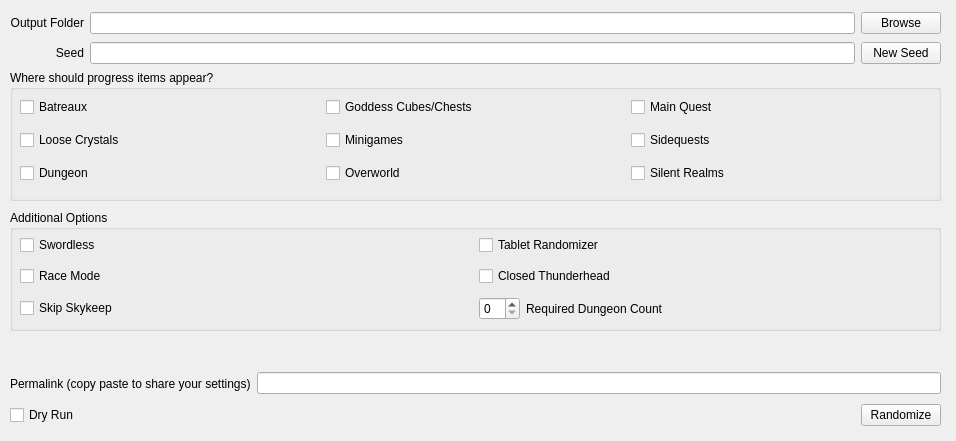
Qt form randogui.ui (ssrando/ssrando) before a commit.
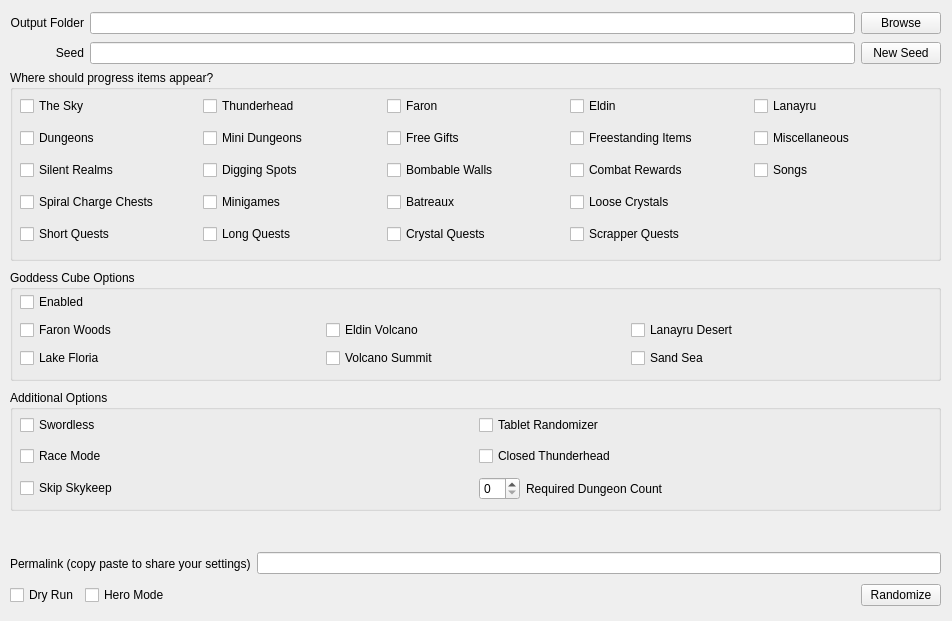
The same form after that commit.

Commit message: new check setup (ui only)

```diff
--- a/randogui.ui
+++ b/randogui.ui
@@ -6,8 +6,8 @@
    <rect>
     <x>0</x>
     <y>0</y>
-    <width>956</width>
-    <height>441</height>
+    <width>952</width>
+    <height>621</height>
    </rect>
   </property>
   <property name="sizePolicy">
@@ -93,7 +93,7 @@
       <x>10</x>
       <y>70</y>
       <width>931</width>
-      <height>131</height>
+      <height>191</height>
      </rect>
     </property>
     <property name="title">
@@ -105,46 +105,123 @@
        <x>10</x>
        <y>20</y>
        <width>911</width>
-       <height>101</height>
+       <height>161</height>
       </rect>
      </property>
      <layout class="QGridLayout" name="gridLayout_3">
-      <item row="0" column="1">
-       <widget class="QCheckBox" name="progression_goddess">
-        <property name="text">
-         <string>Goddess Cubes/Chests</string>
-        </property>
-       </widget>
-      </item>
-      <item row="1" column="0">
-       <widget class="QCheckBox" name="progression_crystal">
-        <property name="text">
-         <string>Loose Crystals</string>
-        </property>
-       </widget>
-      </item>
-      <item row="2" column="0">
-       <widget class="QCheckBox" name="progression_dungeon">
-        <property name="text">
-         <string>Dungeon</string>
-        </property>
-       </widget>
-      </item>
       <item row="0" column="0">
-       <widget class="QCheckBox" name="progression_batreaux">
+       <widget class="QCheckBox" name="checkBox_13">
         <property name="text">
-         <string>Batreaux</string>
+         <string>The Sky</string>
+        </property>
+       </widget>
+      </item>
+      <item row="4" column="0">
+       <widget class="QCheckBox" name="checkBox_7">
+        <property name="text">
+         <string>Short Quests</string>
+        </property>
+       </widget>
+      </item>
+      <item row="1" column="4">
+       <widget class="QCheckBox" name="checkBox_18">
+        <property name="text">
+         <string>Miscellaneous</string>
+        </property>
+       </widget>
+      </item>
+      <item row="1" column="2">
+       <widget class="QCheckBox" name="checkBox_11">
+        <property name="text">
+         <string>Free Gifts</string>
+        </property>
+       </widget>
+      </item>
+      <item row="2" column="4">
+       <widget class="QCheckBox" name="checkBox_22">
+        <property name="text">
+         <string>Songs</string>
+        </property>
+       </widget>
+      </item>
+      <item row="1" column="1">
+       <widget class="QCheckBox" name="checkBox_20">
+        <property name="text">
+         <string>Mini Dungeons</string>
+        </property>
+       </widget>
+      </item>
+      <item row="2" column="0">
+       <widget class="QCheckBox" name="progression_silent_realm">
+        <property name="text">
+         <string>Silent Realms</string>
+        </property>
+       </widget>
+      </item>
+      <item row="1" column="3">
+       <widget class="QCheckBox" name="checkBox_12">
+        <property name="text">
+         <string>Freestanding Items</string>
+        </property>
+       </widget>
+      </item>
+      <item row="4" column="1">
+       <widget class="QCheckBox" name="checkBox_8">
+        <property name="text">
+         <string>Long Quests</string>
         </property>
        </widget>
       </item>
       <item row="0" column="2">
        <widget class="QCheckBox" name="progression_quest">
         <property name="text">
-         <string>Main Quest</string>
+         <string>Faron</string>
         </property>
        </widget>
       </item>
-      <item row="1" column="1">
+      <item row="0" column="3">
+       <widget class="QCheckBox" name="checkBox_16">
+        <property name="text">
+         <string>Eldin</string>
+        </property>
+       </widget>
+      </item>
+      <item row="0" column="4">
+       <widget class="QCheckBox" name="checkBox_17">
+        <property name="text">
+         <string>Lanayru</string>
+        </property>
+       </widget>
+      </item>
+      <item row="0" column="1">
+       <widget class="QCheckBox" name="checkBox_14">
+        <property name="text">
+         <string>Thunderhead</string>
+        </property>
+       </widget>
+      </item>
+      <item row="4" column="2">
+       <widget class="QCheckBox" name="checkBox_9">
+        <property name="text">
+         <string>Crystal Quests</string>
+        </property>
+       </widget>
+      </item>
+      <item row="4" column="3">
+       <widget class="QCheckBox" name="checkBox_10">
+        <property name="text">
+         <string>Scrapper Quests</string>
+        </property>
+       </widget>
+      </item>
+      <item row="1" column="0">
+       <widget class="QCheckBox" name="progression_dungeon">
+        <property name="text">
+         <string>Dungeons</string>
+        </property>
+       </widget>
+      </item>
+      <item row="3" column="1">
        <widget class="QCheckBox" name="progression_minigame">
         <property name="text">
          <string>Minigames</string>
@@ -154,21 +231,42 @@
       <item row="2" column="1">
        <widget class="QCheckBox" name="progression_overworld">
         <property name="text">
-         <string>Overworld</string>
+         <string>Digging Spots</string>
         </property>
        </widget>
       </item>
       <item row="2" column="2">
-       <widget class="QCheckBox" name="progression_silent_realm">
+       <widget class="QCheckBox" name="checkBox_21">
         <property name="text">
-         <string>Silent Realms</string>
+         <string>Bombable Walls</string>
         </property>
        </widget>
       </item>
-      <item row="1" column="2">
-       <widget class="QCheckBox" name="progression_sidequest">
+      <item row="2" column="3">
+       <widget class="QCheckBox" name="checkBox_23">
         <property name="text">
-         <string>Sidequests</string>
+         <string>Combat Rewards</string>
+        </property>
+       </widget>
+      </item>
+      <item row="3" column="0">
+       <widget class="QCheckBox" name="checkBox_24">
+        <property name="text">
+         <string>Spiral Charge Chests</string>
+        </property>
+       </widget>
+      </item>
+      <item row="3" column="2">
+       <widget class="QCheckBox" name="progression_batreaux">
+        <property name="text">
+         <string>Batreaux</string>
+        </property>
+       </widget>
+      </item>
+      <item row="3" column="3">
+       <widget class="QCheckBox" name="progression_crystal">
+        <property name="text">
+         <string>Loose Crystals</string>
         </property>
        </widget>
       </item>
@@ -179,7 +277,7 @@
     <property name="geometry">
      <rect>
       <x>10</x>
-      <y>210</y>
+      <y>390</y>
       <width>931</width>
       <height>121</height>
      </rect>
@@ -275,7 +373,7 @@
     <property name="geometry">
      <rect>
       <x>10</x>
-      <y>400</y>
+      <y>580</y>
       <width>931</width>
       <height>31</height>
      </rect>
@@ -288,6 +386,13 @@
        </property>
       </widget>
      </item>
+     <item>
+      <widget class="QCheckBox" name="option_hero_mode">
+       <property name="text">
+        <string>Hero Mode</string>
+       </property>
+      </widget>
+     </item>
      <item>
       <spacer name="horizontalSpacer">
        <property name="orientation">
@@ -317,7 +422,7 @@
     <property name="geometry">
      <rect>
       <x>10</x>
-      <y>340</y>
+      <y>520</y>
       <width>931</width>
       <height>20</height>
      </rect>
@@ -330,7 +435,7 @@
     <property name="geometry">
      <rect>
       <x>10</x>
-      <y>370</y>
+      <y>550</y>
       <width>931</width>
       <height>27</height>
      </rect>
@@ -348,6 +453,80 @@
      </item>
     </layout>
    </widget>
+   <widget class="QGroupBox" name="groupBox_3">
+    <property name="geometry">
+     <rect>
+      <x>10</x>
+      <y>270</y>
+      <width>931</width>
+      <height>111</height>
+     </rect>
+    </property>
+    <property name="title">
+     <string>Goddess Cube Options</string>
+    </property>
+    <widget class="QWidget" name="gridLayoutWidget_4">
+     <property name="geometry">
+      <rect>
+       <x>10</x>
+       <y>20</y>
+       <width>911</width>
+       <height>80</height>
+      </rect>
+     </property>
+     <layout class="QGridLayout" name="gridLayout_4">
+      <item row="1" column="0">
+       <widget class="QCheckBox" name="checkBox">
+        <property name="text">
+         <string>Faron Woods</string>
+        </property>
+       </widget>
+      </item>
+      <item row="0" column="0">
+       <widget class="QCheckBox" name="progression_goddess">
+        <property name="text">
+         <string>Enabled</string>
+        </property>
+       </widget>
+      </item>
+      <item row="1" column="1">
+       <widget class="QCheckBox" name="checkBox_2">
+        <property name="text">
+         <string>Eldin Volcano</string>
+        </property>
+       </widget>
+      </item>
+      <item row="1" column="2">
+       <widget class="QCheckBox" name="checkBox_3">
+        <property name="text">
+         <string>Lanayru Desert</string>
+        </property>
+       </widget>
+      </item>
+      <item row="2" column="0">
+       <widget class="QCheckBox" name="checkBox_4">
+        <property name="text">
+         <string>Lake Floria</string>
+        </property>
+       </widget>
+      </item>
+      <item row="2" column="1">
+       <widget class="QCheckBox" name="checkBox_5">
+        <property name="text">
+         <string>Volcano Summit</string>
+        </property>
+       </widget>
+      </item>
+      <item row="2" column="2">
+       <widget class="QCheckBox" name="checkBox_6">
+        <property name="text">
+         <string>Sand Sea</string>
+        </property>
+       </widget>
+      </item>
+     </layout>
+    </widget>
+   </widget>
   </widget>
  </widget>
  <resources/>
```
Left out of the diff: 4 changed lines with no effect on the pictures. The commit also changes 2 other files.
